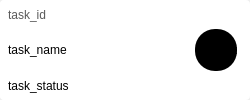
Qt form ui/card.ui (playerr0r/JustOnTime-client) before a commit.
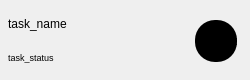
The same form after that commit.

What changed in the file:
```diff
--- a/ui/card.ui
+++ b/ui/card.ui
@@ -7,26 +7,29 @@
     <x>0</x>
     <y>0</y>
     <width>250</width>
-    <height>100</height>
+    <height>80</height>
    </rect>
   </property>
   <property name="minimumSize">
    <size>
     <width>250</width>
-    <height>100</height>
+    <height>80</height>
    </size>
   </property>
   <property name="maximumSize">
    <size>
     <width>250</width>
-    <height>100</height>
+    <height>80</height>
    </size>
   </property>
   <property name="windowTitle">
    <string>Form</string>
   </property>
+  <property name="autoFillBackground">
+   <bool>false</bool>
+  </property>
   <property name="styleSheet">
-   <string notr="true">border-radius: 2px;</string>
+   <string notr="true"/>
   </property>
   <widget class="QWidget" name="card" native="true">
    <property name="geometry">
@@ -34,41 +37,25 @@
      <x>0</x>
      <y>0</y>
      <width>250</width>
-     <height>100</height>
+     <height>80</height>
     </rect>
    </property>
    <property name="styleSheet">
-    <string notr="true">background-color: rgb(255, 255, 255);
-border-radius: 4px;</string>
+    <string notr="true"/>
    </property>
    <widget class="QWidget" name="verticalLayoutWidget">
     <property name="geometry">
      <rect>
       <x>0</x>
-      <y>0</y>
+      <y>10</y>
       <width>208</width>
-      <height>100</height>
+      <height>61</height>
      </rect>
     </property>
     <layout class="QVBoxLayout" name="verticalLayout">
      <property name="leftMargin">
       <number>8</number>
      </property>
-     <item>
-      <widget class="QLabel" name="task_id">
-       <property name="font">
-        <font>
-         <pointsize>9</pointsize>
-        </font>
-       </property>
-       <property name="styleSheet">
-        <string notr="true">color: rgb(90, 90, 90);</string>
-       </property>
-       <property name="text">
-        <string>task_id</string>
-       </property>
-      </widget>
-     </item>
      <item>
       <widget class="QLabel" name="label">
        <property name="font">
@@ -76,6 +63,9 @@
          <pointsize>9</pointsize>
         </font>
        </property>
+       <property name="styleSheet">
+        <string notr="true">border: none;</string>
+       </property>
        <property name="text">
         <string>task_name</string>
        </property>
@@ -85,9 +75,12 @@
       <widget class="QLabel" name="label_2">
        <property name="font">
         <font>
-         <pointsize>9</pointsize>
+         <pointsize>7</pointsize>
         </font>
        </property>
+       <property name="styleSheet">
+        <string notr="true">border: none;</string>
+       </property>
        <property name="text">
         <string>task_status</string>
        </property>
@@ -99,7 +92,7 @@
     <property name="geometry">
      <rect>
       <x>195</x>
-      <y>29</y>
+      <y>20</y>
       <width>42</width>
       <height>42</height>
      </rect>
@@ -107,7 +100,7 @@
     <property name="styleSheet">
      <string notr="true">background-color: rgb(0, 0, 0);
 border-radius: 20px;
-</string>
+border: none;</string>
     </property>
     <property name="text">
      <string>user_pic</string>
```
Left out of the diff: 3 changed lines with no effect on the pictures.
